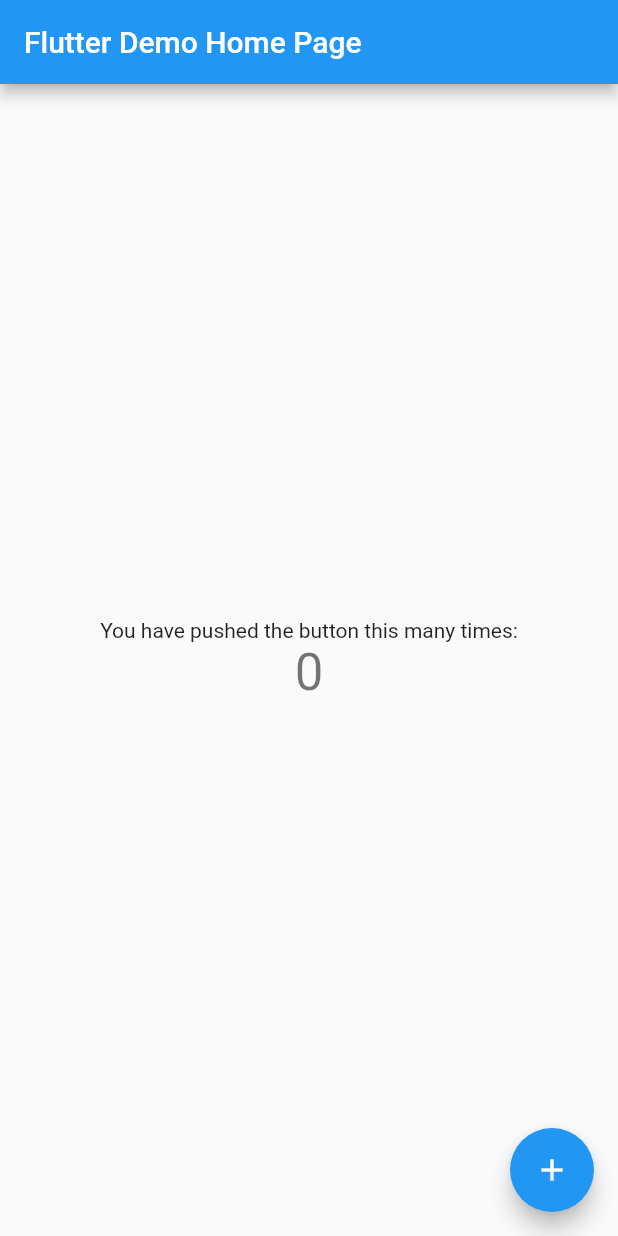
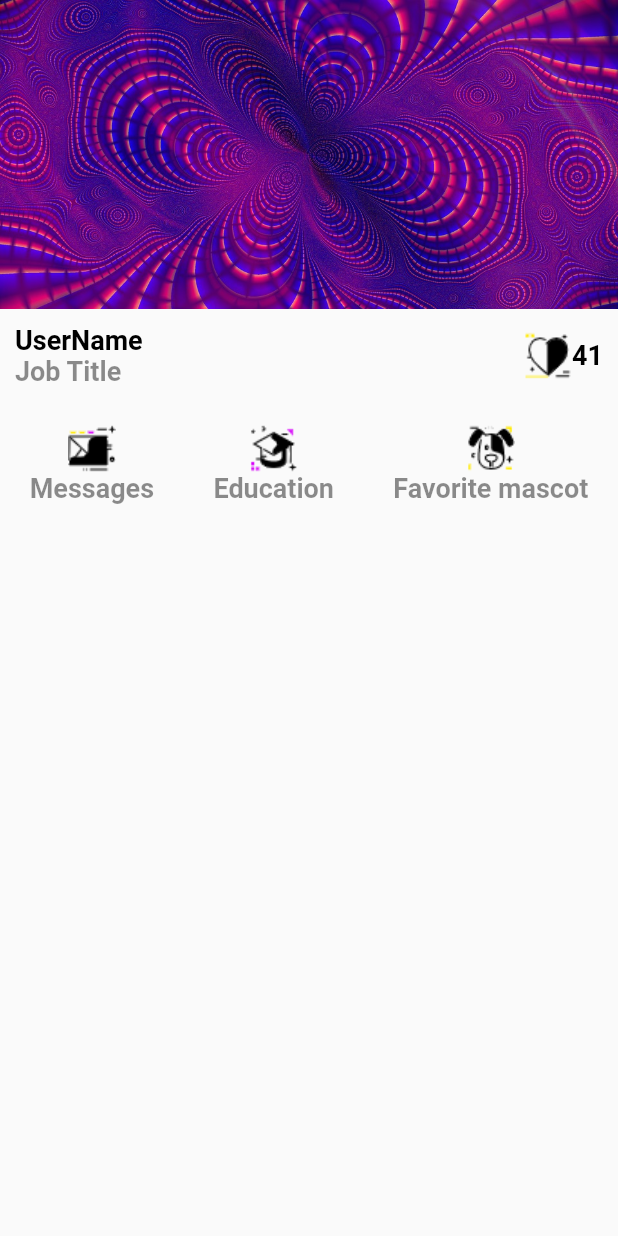
Before and after one commit to SamaritanoDev/guiaflutter, a Flutter app: the screen it shows after launch, on a phone screen of 412 x 824 dp. Run offline on Flutter 3.47's test engine with Material 2 defaults, Android fonts, the phone set to English and light mode, and no system bars.

Commit message:
card and icons

```diff
--- a/tutoapp/lib/main.dart
+++ b/tutoapp/lib/main.dart
@@ -1,4 +1,5 @@
 import 'package:flutter/material.dart';
+import 'package:tutoapp/screens/basic_design.dart';
 
 void main() {
   runApp(const MyApp());
@@ -7,109 +8,15 @@
 class MyApp extends StatelessWidget {
   const MyApp({Key? key}) : super(key: key);
 
-  // This widget is the root of your application.
   @override
   Widget build(BuildContext context) {
     return MaterialApp(
-      title: 'Flutter Demo',
-      theme: ThemeData(
-        // This is the theme of your application.
-        //
-        // Try running your application with "flutter run". You'll see the
-        // application has a blue toolbar. Then, without quitting the app, try
-        // changing the primarySwatch below to Colors.green and then invoke
-        // "hot reload" (press "r" in the console where you ran "flutter run",
-        // or simply save your changes to "hot reload" in a Flutter IDE).
-        // Notice that the counter didn't reset back to zero; the application
-        // is not restarted.
-        primarySwatch: Colors.blue,
-      ),
-      home: const MyHomePage(title: 'Flutter Demo Home Page'),
+      debugShowCheckedModeBanner: false,
+      title: 'diseño tuto',
+      initialRoute: 'basic_design',
+      routes: {
+        'basic_design': (_) => const BasicDesignScreen(),
+      },
     );
   }
 }
-
-class MyHomePage extends StatefulWidget {
-  const MyHomePage({Key? key, required this.title}) : super(key: key);
-
-  // This widget is the home page of your application. It is stateful, meaning
-  // that it has a State object (defined below) that contains fields that affect
-  // how it looks.
-
-  // This class is the configuration for the state. It holds the values (in this
-  // case the title) provided by the parent (in this case the App widget) and
-  // used by the build method of the State. Fields in a Widget subclass are
-  // always marked "final".
-
-  final String title;
-
-  @override
-  State<MyHomePage> createState() => _MyHomePageState();
-}
-
-class _MyHomePageState extends State<MyHomePage> {
-  int _counter = 0;
-
-  void _incrementCounter() {
-    setState(() {
-      // This call to setState tells the Flutter framework that something has
-      // changed in this State, which causes it to rerun the build method below
-      // so that the display can reflect the updated values. If we changed
-      // _counter without calling setState(), then the build method would not be
-      // called again, and so nothing would appear to happen.
-      _counter++;
-    });
-  }
-
-  @override
-  Widget build(BuildContext context) {
-    // This method is rerun every time setState is called, for instance as done
-    // by the _incrementCounter method above.
-    //
-    // The Flutter framework has been optimized to make rerunning build methods
-    // fast, so that you can just rebuild anything that needs updating rather
-    // than having to individually change instances of widgets.
-    return Scaffold(
-      appBar: AppBar(
-        // Here we take the value from the MyHomePage object that was created by
-        // the App.build method, and use it to set our appbar title.
-        title: Text(widget.title),
-      ),
-      body: Center(
-        // Center is a layout widget. It takes a single child and positions it
-        // in the middle of the parent.
-        child: Column(
-          // Column is also a layout widget. It takes a list of children and
-          // arranges them vertically. By default, it sizes itself to fit its
-          // children horizontally, and tries to be as tall as its parent.
-          //
-          // Invoke "debug painting" (press "p" in the console, choose the
-          // "Toggle Debug Paint" action from the Flutter Inspector in Android
-          // Studio, or the "Toggle Debug Paint" command in Visual Studio Code)
-          // to see the wireframe for each widget.
-          //
-          // Column has various properties to control how it sizes itself and
-          // how it positions its children. Here we use mainAxisAlignment to
-          // center the children vertically; the main axis here is the vertical
-          // axis because Columns are vertical (the cross axis would be
-          // horizontal).
-          mainAxisAlignment: MainAxisAlignment.center,
-          children: <Widget>[
-            const Text(
-              'You have pushed the button this many times:',
-            ),
-            Text(
-              '$_counter',
-              style: Theme.of(context).textTheme.headline4,
-            ),
-          ],
-        ),
-      ),
-      floatingActionButton: FloatingActionButton(
-        onPressed: _incrementCounter,
-        tooltip: 'Increment',
-        child: const Icon(Icons.add),
-      ), // This trailing comma makes auto-formatting nicer for build methods.
-    );
-  }
-}
--- /dev/null
+++ b/tutoapp/lib/screens/basic_design.dart
@@ -0,0 +1,108 @@
+import 'package:flutter/material.dart';
+//import 'package:flutter_svg/flutter_svg.dart';
+//mport '../utils/kitcolors.dart';
+
+class BasicDesignScreen extends StatelessWidget {
+  const BasicDesignScreen({Key? key}) : super(key: key);
+
+  @override
+  Widget build(BuildContext context) {
+    return Scaffold(
+      body: Column(
+        children: const [
+          Image(
+            image: AssetImage('assets/images/banner.jpg'),
+          ),
+          Title(),
+          SizedBox(height: 15),
+          ButtonSection(),
+        ],
+      ),
+    );
+  }
+}
+
+class Title extends StatelessWidget {
+  const Title({Key? key}) : super(key: key);
+
+  @override
+  Widget build(BuildContext context) {
+    return Container(
+      padding: const EdgeInsets.symmetric(horizontal: 10, vertical: 10),
+      child: Row(
+        children: [
+          Column(
+            crossAxisAlignment: CrossAxisAlignment.start,
+            children: const [
+              Text(
+                'UserName',
+                style: TextStyle(
+                  fontSize: 18,
+                  fontWeight: FontWeight.bold,
+                  color: Colors.black,
+                ),
+              ),
+              Text(
+                'Job Title',
+                style: TextStyle(
+                  fontSize: 18,
+                  fontWeight: FontWeight.bold,
+                  color: Colors.black45,
+                ),
+              ),
+            ],
+          ),
+          Expanded(child: Container()),
+          const Image(image: AssetImage('assets/icons/card_hearts.png')),
+          const Text(
+            '41',
+            style: TextStyle(
+              fontSize: 18,
+              fontWeight: FontWeight.bold,
+              color: Colors.black,
+            ),
+          )
+        ],
+      ),
+    );
+  }
+}
+
+class ButtonSection extends StatelessWidget {
+  const ButtonSection({Key? key}) : super(key: key);
+
+  @override
+  Widget build(BuildContext context) {
+    return Row(
+      mainAxisAlignment: MainAxisAlignment.spaceAround,
+      children: const [
+        CustomButton('assets/icons/mail.png', 'Messages'),
+        CustomButton('assets/icons/education.png', 'Education'),
+        CustomButton('assets/icons/dog.png', 'Favorite mascot'),
+      ],
+    );
+  }
+}
+
+class CustomButton extends StatelessWidget {
+  final String url;
+  final String text;
+  const CustomButton(this.url, this.text, {Key? key}) : super(key: key);
+
+  @override
+  Widget build(BuildContext context) {
+    return Column(
+      children: [
+        Image(image: AssetImage(url)),
+        Text(
+          text,
+          style: const TextStyle(
+            fontSize: 18,
+            fontWeight: FontWeight.bold,
+            color: Colors.black45,
+          ),
+        ),
+      ],
+    );
+  }
+}
--- /dev/null
+++ b/tutoapp/lib/utils/kitcolors.dart
@@ -0,0 +1,13 @@
+import 'package:flutter/material.dart';
+
+Color colorrosa = const Color(0xFFF8BBD0);
+Color colorceleste = const Color(0xFFB3E5FC);
+Color coloramarillo = const Color(0xffF7DB70);
+Color colorturquesa = const Color(0xFF3DC2CB);
+Color colormorado = const Color(0xffcd60da);
+Color celestebebe = const Color(0xff75cce8);
+Color lila = const Color(0xffd6a3dc);
+
+//variables de assets
+String urlAssetNameSvg = 'assets/svgs/flutterdev.svg';
+String urlAssetNameJpg = 'assets/images/banner.jpg';
```
Also changed, not shown: tutoapp/pubspec.yaml (+10 -14 lines), tutoapp/assets/icons/card_hearts.png (added), tutoapp/assets/icons/dog.png (added), tutoapp/assets/icons/education.png (added), tutoapp/assets/icons/heart_1.png (added), tutoapp/assets/icons/mail.png (added), tutoapp/assets/icons/robot.png (added), tutoapp/assets/images/banner.jpg (added), tutoapp/assets/svgs/flutterdev.svg (added), tutoapp/pubspec.lock.
